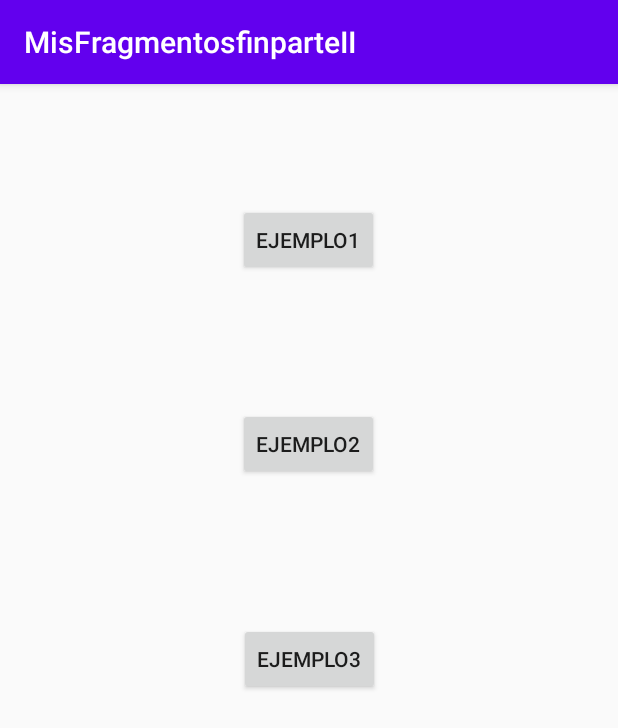
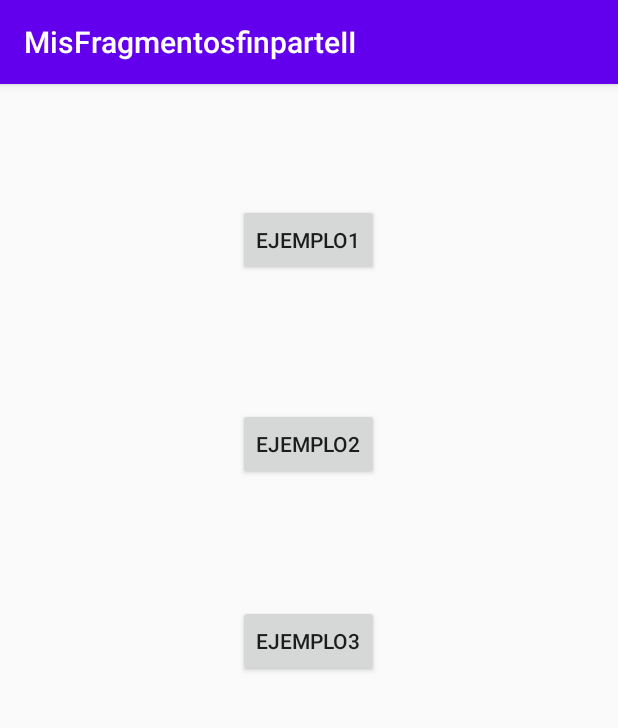
Before and after one commit to WCNosliwsys/MisFragmentosfinparteII, an Android app: the screen it shows after launch (EjemplosFragment), on a phone screen of 412 x 824 dp. Shown: the top 728 px of the screen. Run offline under Robolectric (Android 15) with nearby library versions, the phone set to English and light mode, and no system bars.

Commit message:
separacion de botones

```diff
--- a/app/src/main/res/layout/activity_ejemplos_fragment.xml
+++ b/app/src/main/res/layout/activity_ejemplos_fragment.xml
@@ -34,11 +34,12 @@
         android:id="@+id/button3"
         android:layout_width="wrap_content"
         android:layout_height="wrap_content"
+        android:onClick="ejemplo3"
         android:text="Ejemplo3"
         app:layout_constraintBottom_toBottomOf="parent"
         app:layout_constraintEnd_toEndOf="parent"
+        app:layout_constraintHorizontal_bias="0.498"
         app:layout_constraintStart_toStartOf="parent"
-        app:layout_constraintTop_toTopOf="parent"
-        app:layout_constraintVertical_bias="0.499"
-        android:onClick="ejemplo3"/>
+        app:layout_constraintTop_toBottomOf="@+id/button2"
+        app:layout_constraintVertical_bias="0.183" />
 </androidx.constraintlayout.widget.ConstraintLayout>
```
